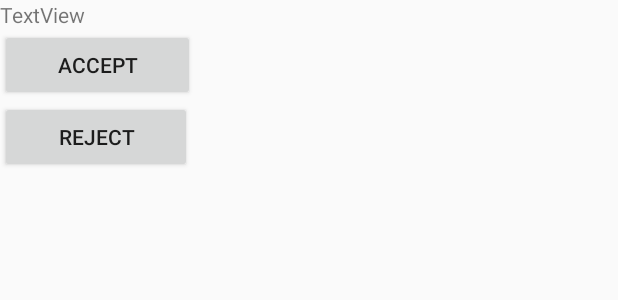
After one commit to Fhy40/mCourseINFS3605, an Android app: the layout requests_list_item.xml on its own in the app's theme, with its tools: preview values and no code run, on a phone screen of 412 x 824 dp. The commit adds this screen. Shown: the top 300 px of the screen. Run offline under Robolectric (Android 15) with nearby library versions, the phone set to English and light mode, and no system bars.

Commit message:
Finished Adapter for Requests.

```diff
--- a/app/src/main/java/com/example/mcourse/friend_request/requests.java
+++ b/app/src/main/java/com/example/mcourse/friend_request/requests.java
@@ -45,7 +45,7 @@ public class requests {
 
     public static ArrayList<requests> getRequests() {
         ArrayList<requests> requestList = new ArrayList<>();
-        requestList.add(new requests("1","Arjun", "Sundram"));
+        requestList.add(new requests("1","Steve", "Jobs"));
         requestList.add(new requests("2","Kendrick", "Lamar"));
 
         return requestList;
--- a/app/src/main/java/com/example/mcourse/user_profile.java
+++ b/app/src/main/java/com/example/mcourse/user_profile.java
@@ -9,7 +9,6 @@ import android.os.Bundle;
 import android.util.Log;
 import android.view.View;
 import android.widget.Button;
-import android.widget.EditText;
 import android.widget.ImageView;
 import android.widget.ProgressBar;
 import android.widget.TextView;
@@ -18,7 +17,6 @@ import com.google.android.gms.tasks.OnCompleteListener;
 import com.google.android.gms.tasks.Task;
 import com.google.firebase.auth.FirebaseAuth;
 import com.google.firebase.auth.FirebaseUser;
-import com.google.firebase.firestore.CollectionReference;
 import com.google.firebase.firestore.DocumentReference;
 import com.google.firebase.firestore.DocumentSnapshot;
 import com.google.firebase.firestore.FirebaseFirestore;
@@ -40,7 +38,7 @@ public class user_profile extends AppCompatActivity {
         setContentView(R.layout.activity_user_profile);
         final Button requests_button = findViewById(R.id.requests_button);
         final ImageView profile_picture_imageview = findViewById(R.id.profile_picture_imageview);
-        final TextView name_textview = findViewById(R.id.name_textview);
+        final TextView name_textview = findViewById(R.id.requests_name);
         final TextView degree_textview = findViewById(R.id.degree_textview);
         final TextView connection_textview = findViewById(R.id.connection_textview);
         final ProgressBar progress_percentage_circle = findViewById(R.id.progress_percentage_circle);
--- a/app/src/main/res/layout/activity_user_profile.xml
+++ b/app/src/main/res/layout/activity_user_profile.xml
@@ -17,7 +17,7 @@
         app:srcCompat="@drawable/userpic" />
 
     <TextView
-        android:id="@+id/name_textview"
+        android:id="@+id/requests_name"
         android:layout_width="wrap_content"
         android:layout_height="wrap_content"
         android:layout_marginStart="60dp"
@@ -34,7 +34,7 @@
         android:layout_marginTop="12dp"
         android:text="Bachelor of Information Systems"
         app:layout_constraintStart_toEndOf="@+id/profile_picture_imageview"
-        app:layout_constraintTop_toBottomOf="@+id/name_textview" />
+        app:layout_constraintTop_toBottomOf="@+id/requests_name" />
 
     <TextView
         android:id="@+id/connection_textview"
--- /dev/null
+++ b/app/src/main/res/layout/requests_list_item.xml
@@ -0,0 +1,23 @@
+<?xml version="1.0" encoding="utf-8"?>
+<LinearLayout xmlns:android="http://schemas.android.com/apk/res/android"
+    android:orientation="vertical" android:layout_width="match_parent"
+    android:layout_height="match_parent">
+
+    <TextView
+        android:id="@+id/requests_name"
+        android:layout_width="match_parent"
+        android:layout_height="wrap_content"
+        android:text="TextView" />
+
+    <Button
+        android:id="@+id/accept_button"
+        android:layout_width="130dp"
+        android:layout_height="wrap_content"
+        android:text="Accept" />
+
+    <Button
+        android:id="@+id/reject_button"
+        android:layout_width="128dp"
+        android:layout_height="wrap_content"
+        android:text="Reject" />
+</LinearLayout>
```
Also changed, not shown: app/src/main/java/com/example/mcourse/friend_request/friend_requests_adapter.java (+77 -1 lines), app/src/main/res/layout/activity_friend_requests.xml (+22 -0 lines), app/src/main/res/mipmap-hdpi/ic_launcher.png.
